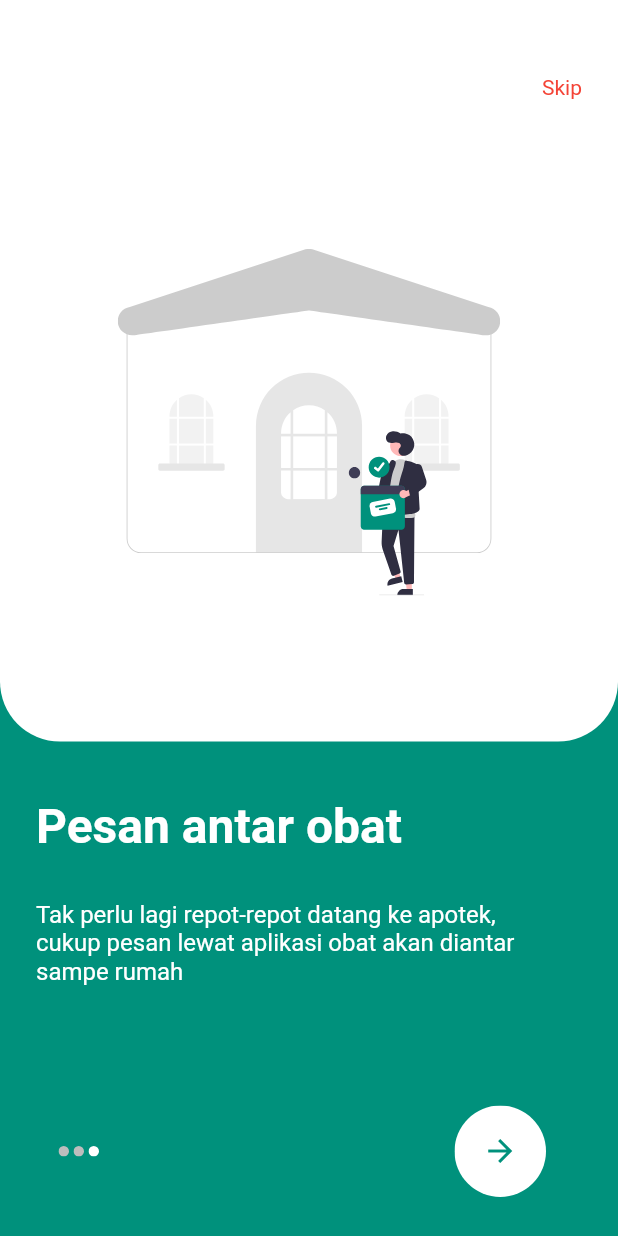
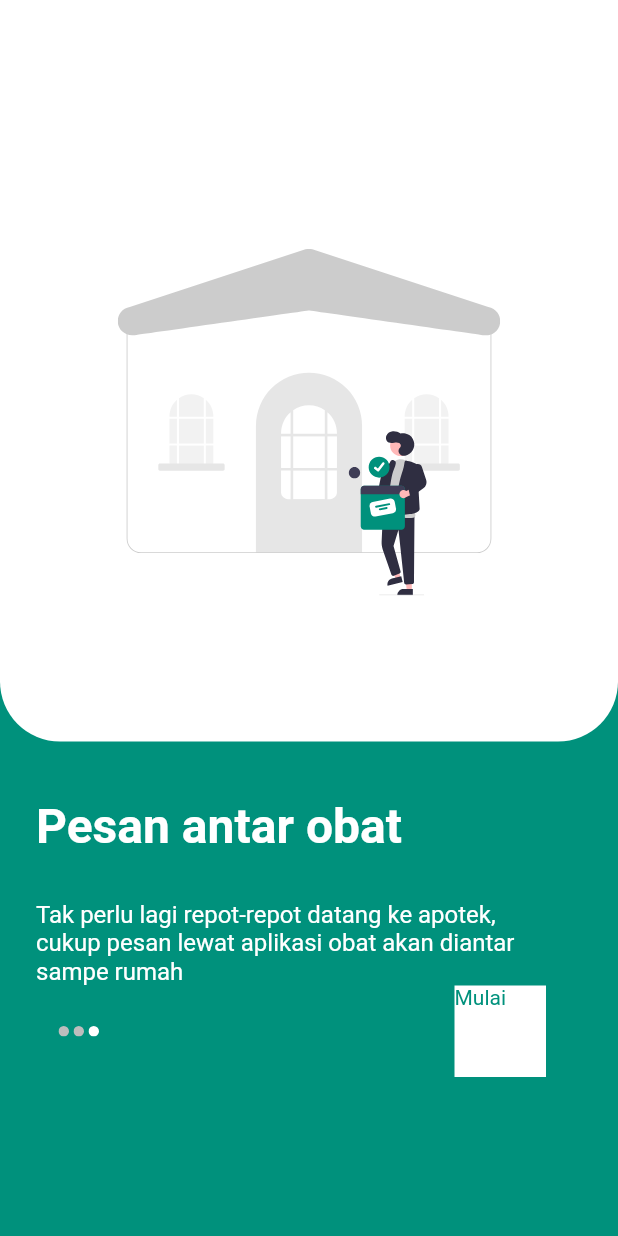
Before and after one commit to Danyihza/home-care-apps, a Flutter app: the Intro2 screen opened directly, after a tap on the "arrow forward" icon, on a phone screen of 412 x 824 dp. Run offline on Flutter 3.47's test engine with Material 2 defaults, Android fonts, the phone set to English and light mode, and no system bars; our stand-ins replace flutter_signin_button, flutter_svg.

Commit message:
introscreen

```diff
--- a/lib/screens/intro/intro_2.dart
+++ b/lib/screens/intro/intro_2.dart
@@ -10,7 +10,17 @@ class Intro2 extends StatelessWidget {
   @override
   Widget build(BuildContext context) {
     return Scaffold(
-      body: Scrollbar(
+      body: SizedBox.expand(
+        child: GestureDetector(
+          onPanUpdate: (details) {
+            if (details.delta.dx > 0) {
+              Navigator.of(context).pop();
+            }
+            if (details.delta.dx < 0) {
+              Navigator.of(context)
+                  .push(CupertinoPageRoute(builder: (context) => Intro3()));
+            }
+          },
           child: Container(
             child: Stack(
               // mainAxisAlignment: MainAxisAlignment.start,
@@ -40,7 +50,7 @@ class Intro2 extends StatelessWidget {
                           Align(
                             alignment: Alignment.topLeft,
                             child: Container(
-                            width: MediaQuery.of(context).size.width - 130,
+                              width: MediaQuery.of(context).size.width - 150,
                               child: Text(
                                 'Konsultasi masalah kesehatan Anda tanpa datang langsung ke klinik',
                                 style: TextStyle(
@@ -98,7 +108,8 @@ class Intro2 extends StatelessWidget {
                                       onTap: () {
                                         Navigator.of(context).push(
                                             CupertinoPageRoute(
-                                              builder: (context) => Intro3()));
+                                                builder: (context) =>
+                                                    Intro3()));
                                       },
                                       child: SizedBox(
                                         width: 61,
@@ -146,6 +157,7 @@ class Intro2 extends StatelessWidget {
             ),
           ),
         ),
+      ),
     );
   }
 }
--- a/lib/screens/intro/intro_3.dart
+++ b/lib/screens/intro/intro_3.dart
@@ -10,9 +10,15 @@ class Intro3 extends StatelessWidget {
   @override
   Widget build(BuildContext context) {
     return Scaffold(
-      body: Container(
+      body: SizedBox.expand(
+        child: GestureDetector(
+          onPanUpdate: (details) {
+            if (details.delta.dx > 0) {
+              Navigator.of(context).pop();
+            }
+          },
+          child: Container(
             child: Stack(
-          // mainAxisAlignment: MainAxisAlignment.start,
               children: <Widget>[
                 Positioned(
                   bottom: 0,
@@ -50,17 +56,21 @@ class Intro3 extends StatelessWidget {
                               ),
                             ),
                           ),
-                      SizedBox(height: 80),
-                      Padding(
+                          // SizedBox(height: 80),
+                          Positioned(
+                            top: 150,
+                            child: Padding(
                               padding: EdgeInsets.only(left: 15, right: 24),
                               child: Row(
-                          mainAxisAlignment: MainAxisAlignment.spaceBetween,
+                                mainAxisAlignment:
+                                    MainAxisAlignment.spaceBetween,
                                 children: [
                                   Row(
                                     children: [
                                       ClipOval(
                                         child: Material(
-                                    color: Colors.grey[400], // Button color
+                                          color:
+                                              Colors.grey[400], // Button color
                                           child: SizedBox(
                                             width: 7,
                                             height: 7,
@@ -70,7 +80,8 @@ class Intro3 extends StatelessWidget {
                                       SizedBox(width: 3),
                                       ClipOval(
                                         child: Material(
-                                    color: Colors.grey[400], // Button color
+                                          color:
+                                              Colors.grey[400], // Button color
                                           child: SizedBox(
                                             width: 7,
                                             height: 7,
@@ -89,29 +100,39 @@ class Intro3 extends StatelessWidget {
                                       ),
                                     ],
                                   ),
-                            ClipOval(
+                                  Container(
+                                    decoration: BoxDecoration(
+                                        borderRadius:
+                                            BorderRadius.circular(20)),
                                     child: Material(
                                       color: Colors.white, // Button color
                                       child: InkWell(
-                                  splashColor: Colors.grey, // Splash color
+                                        splashColor:
+                                            Colors.grey, // Splash color
                                         onTap: () {
-                                    Navigator.of(context).push(
+                                          Navigator.of(context)
+                                              .pushAndRemoveUntil(
                                                   CupertinoPageRoute(
-                                            builder: (context) =>
-                                                LoginScreen()));
+                                                      builder:
+                                                          (context) =>
+                                                              LoginScreen()),
+                                                  (Route<dynamic> route) =>
+                                                      false);
                                         },
                                         child: SizedBox(
                                           width: 61,
                                           height: 61,
-                                    child: Icon(
-                                      Icons.arrow_forward,
-                                      color: mPrimaryColor,
+                                          child: Text(
+                                            'Mulai',
+                                            style:
+                                                TextStyle(color: mPrimaryColor),
                                           ),
                                         ),
                                       ),
                                     ),
                                   )
                                 ],
+                              ),
                             ),
                           ),
                         ],
@@ -133,7 +154,7 @@ class Intro3 extends StatelessWidget {
                       Container(
                         alignment: Alignment.topRight,
                         child: Text(
-                      'Skip',
+                          '',
                           style: TextStyle(color: Colors.red),
                         ),
                       ),
@@ -145,6 +166,8 @@ class Intro3 extends StatelessWidget {
               ],
             ),
           ),
+        ),
+      ),
     );
   }
 }
```
Also changed, not shown: lib/screens/intro/intro_1.dart (+16 -3 lines). Lines whose indentation alone changed are shown as unchanged.
